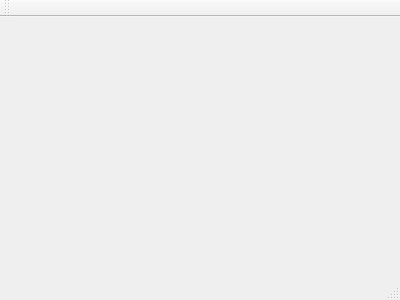
Old version of the form QTProjectS6/mainwindow.ui in the repository LeoGaudias/QTProjectS6.
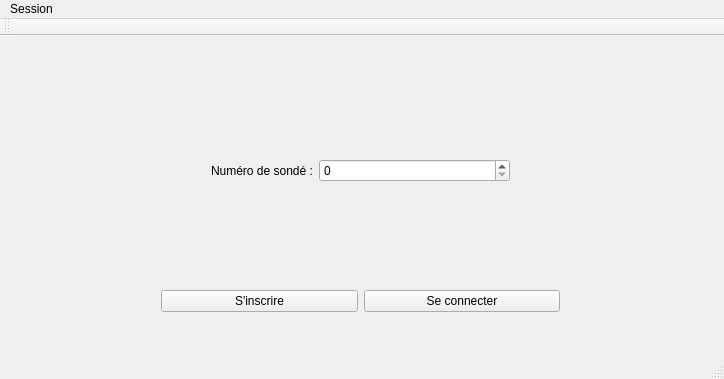
New version of the form.

The edit to the form file:
```diff
--- a/QTProjectS6/mainwindow.ui
+++ b/QTProjectS6/mainwindow.ui
@@ -1,24 +1,215 @@
 <ui version="4.0">
  <class>MainWindow</class>
- <widget class="QMainWindow" name="MainWindow" >
-  <property name="geometry" >
+ <widget class="QMainWindow" name="MainWindow">
+  <property name="geometry">
    <rect>
     <x>0</x>
     <y>0</y>
-    <width>400</width>
-    <height>300</height>
+    <width>724</width>
+    <height>379</height>
    </rect>
   </property>
   <property name="windowTitle" >
    <string>MainWindow</string>
   </property>
-  <widget class="QMenuBar" name="menuBar" />
-  <widget class="QToolBar" name="mainToolBar" />
-  <widget class="QWidget" name="centralWidget" />
-  <widget class="QStatusBar" name="statusBar" />
+  <widget class="QWidget" name="centralWidget">
+   <widget class="QWidget" name="verticalLayoutWidget">
+    <property name="geometry">
+     <rect>
+      <x>0</x>
+      <y>10</y>
+      <width>721</width>
+      <height>301</height>
+     </rect>
+    </property>
+    <layout class="QVBoxLayout" name="verticalLayout_2">
+     <item>
+      <spacer name="verticalSpacer_2">
+       <property name="orientation">
+        <enum>Qt::Vertical</enum>
+       </property>
+       <property name="sizeType">
+        <enum>QSizePolicy::Fixed</enum>
+       </property>
+       <property name="sizeHint" stdset="0">
+        <size>
+         <width>40</width>
+         <height>80</height>
+        </size>
+       </property>
+      </spacer>
+     </item>
+     <item>
+      <layout class="QHBoxLayout" name="horizontalLayout_3">
+       <item>
+        <spacer name="horizontalSpacer_3">
+         <property name="orientation">
+          <enum>Qt::Horizontal</enum>
+         </property>
+         <property name="sizeType">
+          <enum>QSizePolicy::Fixed</enum>
+         </property>
+         <property name="sizeHint" stdset="0">
+          <size>
+           <width>200</width>
+           <height>20</height>
+          </size>
+         </property>
+        </spacer>
+       </item>
+       <item>
+        <widget class="QLabel" name="label">
+         <property name="sizePolicy">
+          <sizepolicy hsizetype="Fixed" vsizetype="Preferred">
+           <horstretch>0</horstretch>
+           <verstretch>0</verstretch>
+          </sizepolicy>
+         </property>
+         <property name="text">
+          <string>Numéro de sondé :</string>
+         </property>
+        </widget>
+       </item>
+       <item>
+        <widget class="QSpinBox" name="spinBox">
+         <property name="maximum">
+          <number>999999999</number>
+         </property>
+         <property name="singleStep">
+          <number>100</number>
+         </property>
+        </widget>
+       </item>
+       <item>
+        <spacer name="horizontalSpacer_4">
+         <property name="orientation">
+          <enum>Qt::Horizontal</enum>
+         </property>
+         <property name="sizeType">
+          <enum>QSizePolicy::Fixed</enum>
+         </property>
+         <property name="sizeHint" stdset="0">
+          <size>
+           <width>200</width>
+           <height>20</height>
+          </size>
+         </property>
+        </spacer>
+       </item>
+      </layout>
+     </item>
+     <item>
+      <spacer name="verticalSpacer">
+       <property name="orientation">
+        <enum>Qt::Vertical</enum>
+       </property>
+       <property name="sizeType">
+        <enum>QSizePolicy::Fixed</enum>
+       </property>
+       <property name="sizeHint" stdset="0">
+        <size>
+         <width>40</width>
+         <height>80</height>
+        </size>
+       </property>
+      </spacer>
+     </item>
+     <item>
+      <layout class="QHBoxLayout" name="horizontalLayout_4">
+       <item>
+        <spacer name="horizontalSpacer_2">
+         <property name="orientation">
+          <enum>Qt::Horizontal</enum>
+         </property>
+         <property name="sizeType">
+          <enum>QSizePolicy::Fixed</enum>
+         </property>
+         <property name="sizeHint" stdset="0">
+          <size>
+           <width>150</width>
+           <height>20</height>
+          </size>
+         </property>
+        </spacer>
+       </item>
+       <item>
+        <widget class="QPushButton" name="pushButton_2">
+         <property name="text">
+          <string>S'inscrire</string>
+         </property>
+        </widget>
+       </item>
+       <item>
+        <widget class="QPushButton" name="pushButton">
+         <property name="text">
+          <string>Se connecter</string>
+         </property>
+        </widget>
+       </item>
+       <item>
+        <spacer name="horizontalSpacer">
+         <property name="orientation">
+          <enum>Qt::Horizontal</enum>
+         </property>
+         <property name="sizeType">
+          <enum>QSizePolicy::Fixed</enum>
+         </property>
+         <property name="sizeHint" stdset="0">
+          <size>
+           <width>150</width>
+           <height>20</height>
+          </size>
+         </property>
+        </spacer>
+       </item>
+      </layout>
+     </item>
+    </layout>
+   </widget>
+  </widget>
+  <widget class="QMenuBar" name="menuBar">
+   <property name="geometry">
+    <rect>
+     <x>0</x>
+     <y>0</y>
+     <width>724</width>
+     <height>26</height>
+    </rect>
+   </property>
+   <widget class="QMenu" name="menuQuitter">
+    <property name="title">
+     <string>Session</string>
+    </property>
+    <addaction name="actionD_connexion"/>
+    <addaction name="separator"/>
+    <addaction name="actionQuitter"/>
+   </widget>
+   <addaction name="menuQuitter"/>
+  </widget>
+  <widget class="QToolBar" name="mainToolBar">
+   <attribute name="toolBarArea">
+    <enum>TopToolBarArea</enum>
+   </attribute>
+   <attribute name="toolBarBreak">
+    <bool>false</bool>
+   </attribute>
+  </widget>
+  <widget class="QStatusBar" name="statusBar"/>
+  <action name="actionD_connexion">
+   <property name="text">
+    <string>Se déconnecter</string>
+   </property>
+  </action>
+  <action name="actionQuitter">
+   <property name="text">
+    <string>Quitter</string>
+   </property>
+   <property name="shortcut">
+    <string>Ctrl+Q</string>
+   </property>
+  </action>
  </widget>
- <layoutDefault spacing="6" margin="11" />
- <pixmapfunction></pixmapfunction>
+ <layoutdefault spacing="6" margin="11"/>
  <resources/>
  <connections/>
 </ui>
```
Left out of the diff: 5 changed lines with no effect on the pictures.
